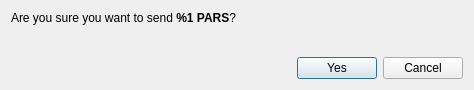
Above: src/gui/ui/confirmsenddialog.ui from btcsymbiotic/BTCSWallet before the change. Below: the same form after it.
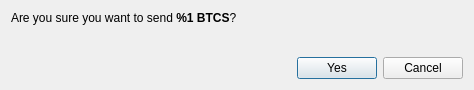
That is the form after the change. Icons and pictures are not drawn.

```diff
--- a/src/gui/ui/confirmsenddialog.ui
+++ b/src/gui/ui/confirmsenddialog.ui
@@ -22,7 +22,7 @@
      <item>
       <widget class="QLabel" name="m_confirmLabel">
        <property name="text">
-        <string>&lt;html&gt;&lt;head/&gt;&lt;body&gt;&lt;p&gt;Are you sure you want to send &lt;strong&gt;%1 PARS&lt;/strong&gt;?&lt;/p&gt;&lt;/body&gt;&lt;/html&gt;</string>
+        <string>&lt;html&gt;&lt;head/&gt;&lt;body&gt;&lt;p&gt;Are you sure you want to send &lt;strong&gt;%1 BTCS&lt;/strong&gt;?&lt;/p&gt;&lt;/body&gt;&lt;/html&gt;</string>
        </property>
        <property name="textFormat">
         <enum>Qt::RichText</enum>
```
Left out of the diff: 2 changed lines with no effect on the pictures.
